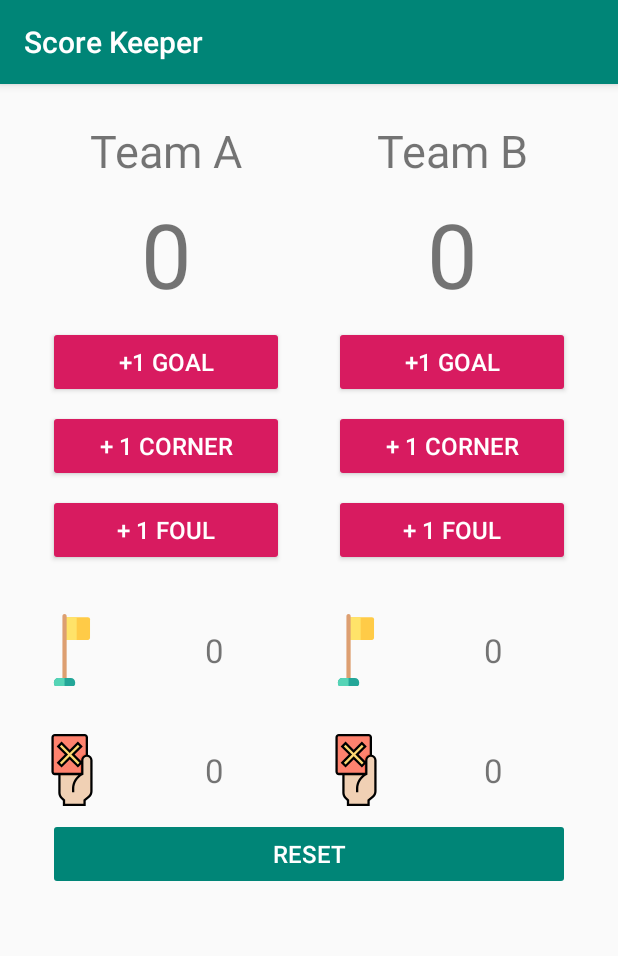
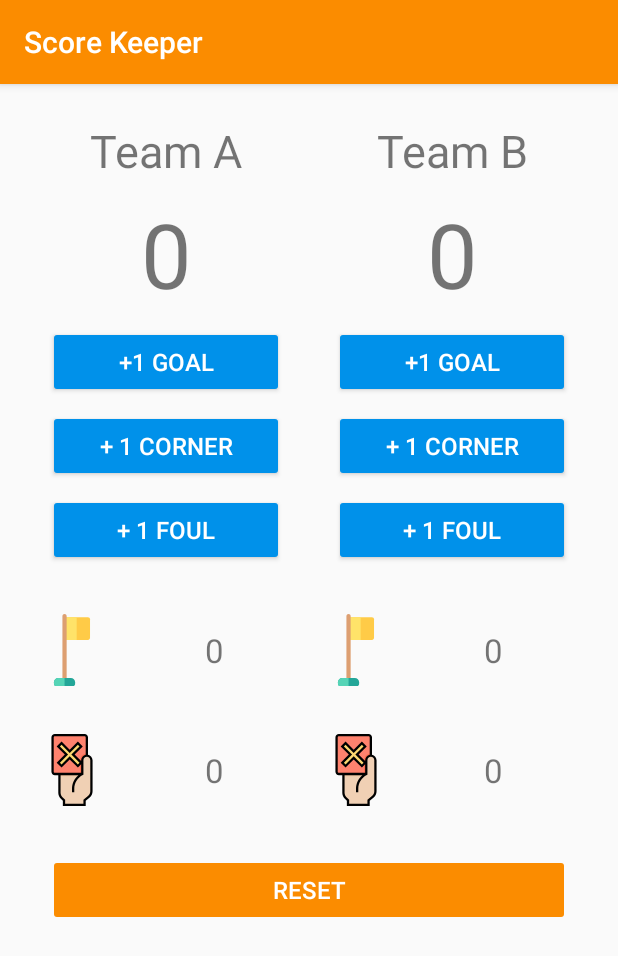
Before and after one commit to Younes-Charfaoui/ABND-Projects, an Android app: the screen it shows after launch (MainActivity), on a phone screen of 412 x 824 dp. Shown: the top 956 px of the screen. Run offline under Robolectric (Android 15) with nearby library versions, the phone set to English and light mode, and no system bars.

Commit message:
Final Polishing :D

```diff
--- a/ScoreKeeper/app/src/main/java/com/example/scorekeeper/activities/MainActivity.java
+++ b/ScoreKeeper/app/src/main/java/com/example/scorekeeper/activities/MainActivity.java
@@ -18,12 +18,20 @@ public class MainActivity extends AppCompatActivity implements View.OnClickListe
         DialogInterface.OnClickListener {
 
     // integers variables to hold the current metrics of the game.
-    private int aTeamGoals = 0, bTeamGoals = 0, aTeamFouls = 0,
-            bTeamFouls = 0, aTeamCorners = 0, bTeamCorners = 0;
+    private int aTeamGoals = 0;
+    private int bTeamGoals = 0;
+    private int aTeamFouls = 0;
+    private int bTeamFouls = 0;
+    private int aTeamCorners = 0;
+    private int bTeamCorners = 0;
 
     // textViews variables to reference the textViews.
-    private TextView aGoalsTv, bGoalsTv, aFoulsTv,
-            bFoulsTv, aCornersTv, bCornersTv;
+    private TextView aGoalsTv;
+    private TextView bGoalsTv;
+    private TextView aFoulsTv;
+    private TextView bFoulsTv;
+    private TextView aCornersTv;
+    private TextView bCornersTv;
 
     @Override
     protected void onCreate(Bundle savedInstanceState) {
--- a/ScoreKeeper/app/src/main/res/layout/activity_main.xml
+++ b/ScoreKeeper/app/src/main/res/layout/activity_main.xml
@@ -5,9 +5,7 @@
     android:layout_width="match_parent"
     android:layout_height="match_parent">
 
-    <android.support.constraint.ConstraintLayout xmlns:android="http://schemas.android.com/apk/res/android"
-        xmlns:app="http://schemas.android.com/apk/res-auto"
-        xmlns:tools="http://schemas.android.com/tools"
+    <android.support.constraint.ConstraintLayout
         android:layout_width="match_parent"
         android:layout_height="wrap_content"
         android:padding="16dp"
@@ -172,6 +170,7 @@
         <Button
             android:id="@+id/reset_button"
             style="@style/buttonStyle"
+            android:layout_marginTop="32dp"
             android:backgroundTint="@color/colorPrimary"
             android:enabled="false"
             android:text="@string/reset"
--- a/ScoreKeeper/app/src/main/res/mipmap-anydpi-v26/ic_launcher.xml
+++ b/ScoreKeeper/app/src/main/res/mipmap-anydpi-v26/ic_launcher.xml
@@ -1,5 +1,5 @@
 <?xml version="1.0" encoding="utf-8"?>
 <adaptive-icon xmlns:android="http://schemas.android.com/apk/res/android">
-    <background android:drawable="@drawable/ic_launcher_background" />
-    <foreground android:drawable="@drawable/ic_launcher_foreground" />
+    <background android:drawable="@color/ic_launcher_background"/>
+    <foreground android:drawable="@drawable/ic_launcher_foreground"/>
 </adaptive-icon>
--- a/ScoreKeeper/app/src/main/res/mipmap-anydpi-v26/ic_launcher_round.xml
+++ b/ScoreKeeper/app/src/main/res/mipmap-anydpi-v26/ic_launcher_round.xml
@@ -1,5 +1,5 @@
 <?xml version="1.0" encoding="utf-8"?>
 <adaptive-icon xmlns:android="http://schemas.android.com/apk/res/android">
-    <background android:drawable="@drawable/ic_launcher_background" />
-    <foreground android:drawable="@drawable/ic_launcher_foreground" />
+    <background android:drawable="@color/ic_launcher_background"/>
+    <foreground android:drawable="@drawable/ic_launcher_foreground"/>
 </adaptive-icon>
--- a/ScoreKeeper/app/src/main/res/values/colors.xml
+++ b/ScoreKeeper/app/src/main/res/values/colors.xml
@@ -1,6 +1,6 @@
 <?xml version="1.0" encoding="utf-8"?>
 <resources>
-    <color name="colorPrimary">#008577</color>
-    <color name="colorPrimaryDark">#00574B</color>
-    <color name="colorAccent">#D81B60</color>
+    <color name="colorPrimary">#FB8C00</color>
+    <color name="colorPrimaryDark">#EF6C00</color>
+    <color name="colorAccent">#0091EA</color>
 </resources>
--- /dev/null
+++ b/ScoreKeeper/app/src/main/res/values/ic_launcher_background.xml
@@ -0,0 +1,4 @@
+<?xml version="1.0" encoding="utf-8"?>
+<resources>
+    <color name="ic_launcher_background">#0091EA</color>
+</resources>
```
Also changed, not shown: ScoreKeeper/app/src/main/res/drawable/ic_flag.xml (deleted, +0 -9 lines), ScoreKeeper/app/src/main/res/drawable/ic_launcher_foreground.xml (added, +36 -0 lines), ScoreKeeper/app/src/main/ic_launcher-web.png (added), ScoreKeeper/app/src/main/res/mipmap-hdpi/ic_launcher.png, ScoreKeeper/app/src/main/res/mipmap-hdpi/ic_launcher_round.png, ScoreKeeper/app/src/main/res/mipmap-mdpi/ic_launcher.png, ScoreKeeper/app/src/main/res/mipmap-mdpi/ic_launcher_round.png, ScoreKeeper/app/src/main/res/mipmap-xhdpi/ic_launcher.png, ScoreKeeper/app/src/main/res/mipmap-xhdpi/ic_launcher_round.png, ScoreKeeper/app/src/main/res/mipmap-xxhdpi/ic_launcher.png, ScoreKeeper/app/src/main/res/mipmap-xxhdpi/ic_launcher_round.png, ScoreKeeper/app/src/main/res/mipmap-xxxhdpi/ic_launcher.png, ScoreKeeper/app/src/main/res/mipmap-xxxhdpi/ic_launcher_round.png.
